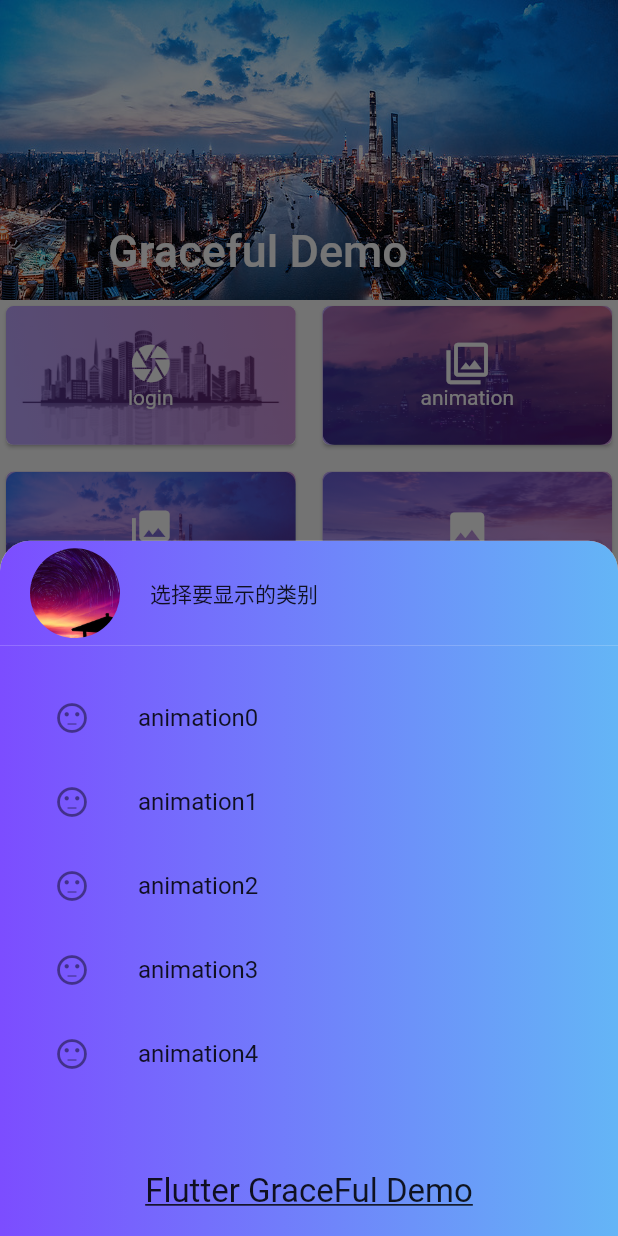
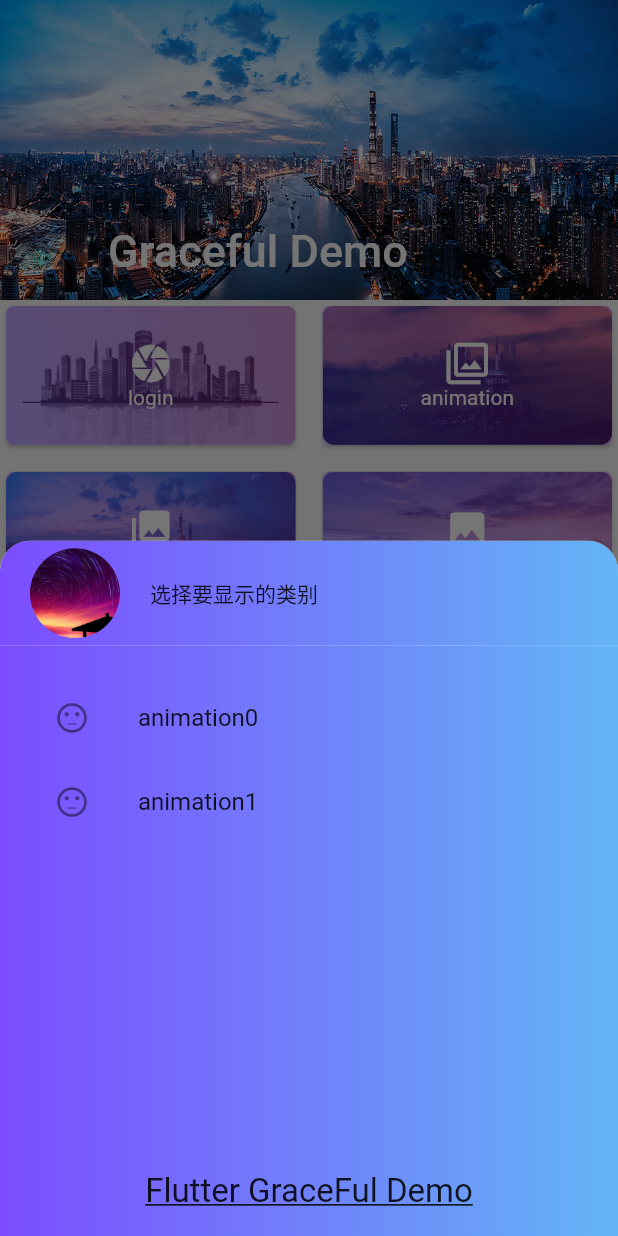
Before and after one commit to haibowen/fluter_graceful_demo, a Flutter app: the screen it shows after launch, after a tap on "animation", on a phone screen of 412 x 824 dp. Run offline on Flutter 3.47's test engine with Material 2 defaults, Android fonts, the phone set to English and light mode, and no system bars.

Commit message:
add the page view

```diff
--- a/lib/home_page.dart
+++ b/lib/home_page.dart
@@ -3,6 +3,7 @@ import 'package:flutter/material.dart';
 import 'package:flutteruidemo/animation/animation_hero.dart';
 import 'package:flutteruidemo/login/page_login_normal.dart';
 import 'package:flutteruidemo/login/page_login_offset.dart';
+import 'package:flutteruidemo/login/page_login_offset_two.dart';
 
 import 'animation/animation_page.dart';
 import 'login/page_login_card.dart';
@@ -16,7 +17,7 @@ List<Widget> pageShowRoute = [
   PageLoginCard(),
 ];
 Map<String, List<Widget>> mapShowWidget = {
-  'login': [PageShowSelf(), PageLoginCard(),PageLoginOffset(),PageLoginNormal()],'animation':[AnimationPageOne(),AnimationHero()],'navigation':[NavigationPage()]
+  'login': [PageShowSelf(), PageLoginCard(),PageLoginOffset(),PageLoginNormal(),PageLoginOffsetTwo()],'animation':[AnimationPageOne(),AnimationHero()],'navigation':[NavigationPage()]
 };
 //层叠的背景图片数组
 List<dynamic> backgroundImageList = [
@@ -187,7 +188,7 @@ class HomePage extends StatelessWidget {
                       Colors.blue[300]
                     ])),
                     child: ListView.builder(
-                      itemCount: typePage.length,
+                      itemCount: mapShowWidget[typeName].length,
                       itemBuilder: (context, index) {
                         return ListTile(
                           leading: Icon(Icons.sentiment_neutral),
--- a/lib/main.dart
+++ b/lib/main.dart
@@ -4,6 +4,7 @@ import 'package:flutter/material.dart';
 import 'package:flutter/services.dart';
 import 'package:flutteruidemo/customer_error_page.dart';
 import 'package:flutteruidemo/home_page.dart';
+import 'package:flutteruidemo/page_pv/my_observer.dart';
 import 'package:flutteruidemo/user_show.dart';
 import 'package:flutteruidemo/widget_show.dart';
 
--- /dev/null
+++ b/lib/page_pv/my_observer.dart
@@ -0,0 +1,14 @@
+import 'package:flutter/material.dart';
+
+int totalPage=0;
+
+class MyObserver extends NavigatorObserver {
+  @override
+  void didPush(Route route, Route previousRoute) {
+    // TODO: implement didPush
+    super.didPush(route, previousRoute);
+
+    totalPage++;
+    print("页面进入的次数$totalPage");
+  }
+}
--- a/lib/widget_show.dart
+++ b/lib/widget_show.dart
@@ -6,8 +6,13 @@ import 'package:flutter/material.dart';
 class WidgetShow extends StatelessWidget {
   @override
   Widget build(BuildContext context) {
-    return Container(
-      child: Text('Widget show 页面'),
+    return  Material(
+      child:Scaffold(
+        body:  Container(
+          child: Text('Widget show 页面'),
+        ),
+      ) ,
     );
+
   }
 }
```
Also changed, not shown: lib/login/page_login_offset.dart (+11 -2 lines), lib/login/page_login_offset_two.dart (added, +18 -0 lines).
